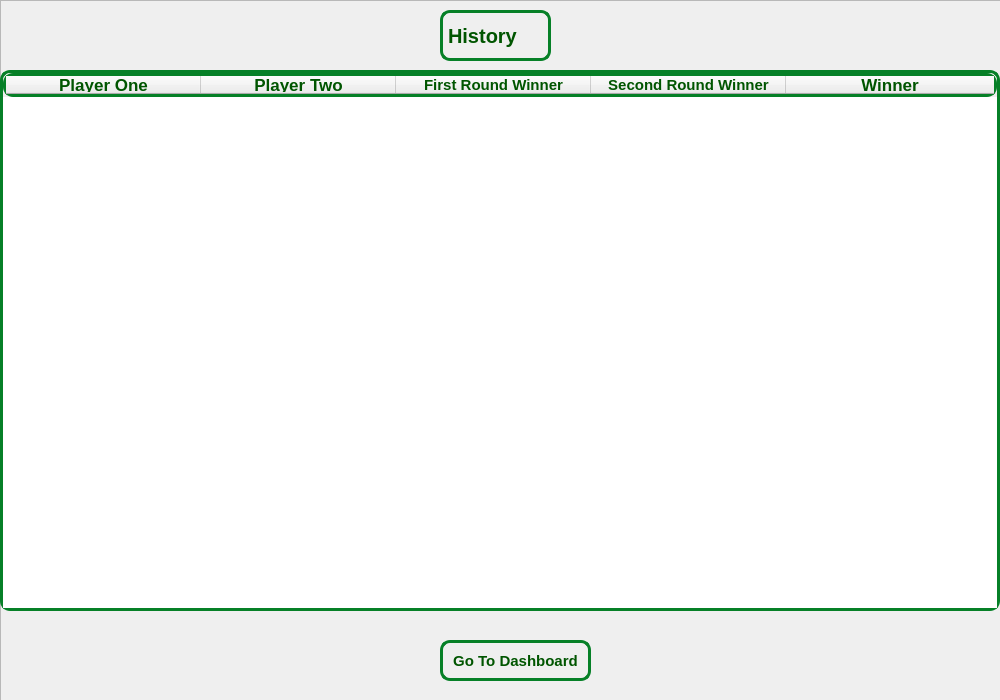
hamidreza2005/PlanetVsZombies, file windows/History/history.ui: the form before one commit.
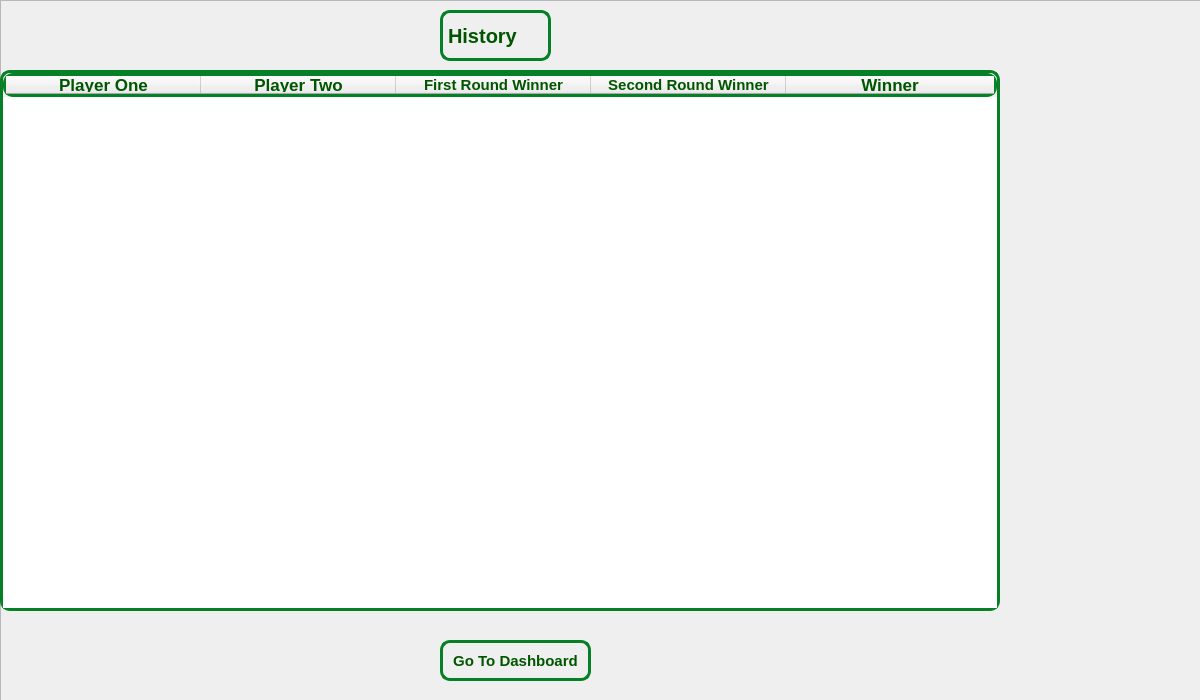
The form after the commit. Icons and pictures are not drawn.

Diff of the .ui file:
```diff
--- a/windows/History/history.ui
+++ b/windows/History/history.ui
@@ -6,7 +6,7 @@
    <rect>
     <x>0</x>
     <y>0</y>
-    <width>1000</width>
+    <width>1200</width>
     <height>700</height>
    </rect>
   </property>
@@ -21,7 +21,7 @@
     <rect>
      <x>0</x>
      <y>0</y>
-     <width>1001</width>
+     <width>1201</width>
      <height>701</height>
     </rect>
    </property>
```
Left out of the diff: 10 changed lines with no effect on the pictures.
